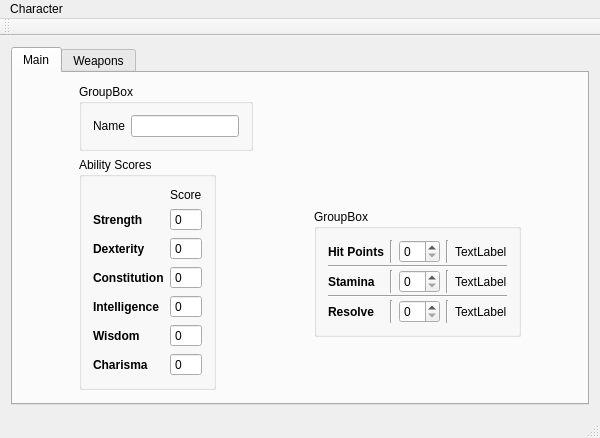
Above: StarfinderCharacterApp.ui from smithbt/StarfinderCharacterApp before the change. Below: the same form after it.
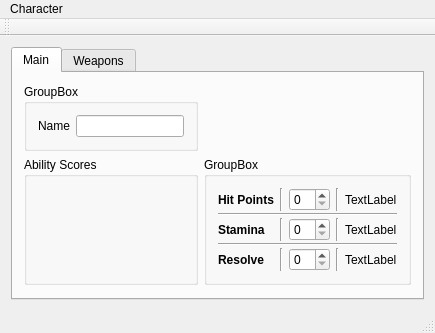
That is the form after the change. The open tabs and pages were chosen to show the change. Custom widgets are drawn as their Qt base class.

Commit message: fixed ability score load issue. added widget to show abillity scores/modifiers on main window

```diff
--- a/StarfinderCharacterApp.ui
+++ b/StarfinderCharacterApp.ui
@@ -6,8 +6,8 @@
    <rect>
     <x>0</x>
     <y>0</y>
-    <width>600</width>
-    <height>400</height>
+    <width>422</width>
+    <height>308</height>
    </rect>
   </property>
   <property name="sizePolicy">
@@ -21,7 +21,7 @@
   </property>
   <widget class="QWidget" name="centralWidget">
    <layout class="QGridLayout" name="gridLayout_6">
-    <item row="0" column="0">
+    <item row="1" column="0">
      <widget class="QTabWidget" name="tabWidget">
       <property name="currentIndex">
        <number>1</number>
@@ -175,143 +175,43 @@
          </widget>
         </item>
         <item row="1" column="0">
-         <widget class="QGroupBox" name="abilityScoresBox">
-          <property name="sizePolicy">
-           <sizepolicy hsizetype="Fixed" vsizetype="Fixed">
-            <horstretch>0</horstretch>
-            <verstretch>0</verstretch>
-           </sizepolicy>
-          </property>
+         <widget class="QGroupBox" name="abilityBox">
           <property name="title">
            <string>Ability Scores</string>
           </property>
-          <layout class="QGridLayout" name="gridLayout_4">
-           <item row="1" column="0">
-            <widget class="QLabel" name="STR_label">
-             <property name="font">
-              <font>
-               <weight>75</weight>
-               <bold>true</bold>
-              </font>
-             </property>
-             <property name="text">
-              <string>Strength</string>
-             </property>
-            </widget>
+          <layout class="QVBoxLayout" name="verticalLayout">
+           <property name="spacing">
+            <number>2</number>
+           </property>
+           <property name="leftMargin">
+            <number>4</number>
+           </property>
+           <property name="topMargin">
+            <number>4</number>
+           </property>
+           <property name="rightMargin">
+            <number>4</number>
+           </property>
+           <property name="bottomMargin">
+            <number>4</number>
+           </property>
+           <item>
+            <widget class="AbilityWidget" name="STR_widget" native="true"/>
            </item>
-           <item row="0" column="1">
-            <widget class="QLabel" name="score_label">
-             <property name="text">
-              <string>Score</string>
-             </property>
-            </widget>
+           <item>
+            <widget class="AbilityWidget" name="DEX_widget" native="true"/>
            </item>
-           <item row="1" column="1">
-            <widget class="QSpinBox" name="STR_score">
-             <property name="buttonSymbols">
-              <enum>QAbstractSpinBox::NoButtons</enum>
-             </property>
-            </widget>
+           <item>
+            <widget class="AbilityWidget" name="CON_widget" native="true"/>
            </item>
-           <item row="2" column="1">
-            <widget class="QSpinBox" name="DEX_score">
-             <property name="buttonSymbols">
-              <enum>QAbstractSpinBox::NoButtons</enum>
-             </property>
-            </widget>
+           <item>
+            <widget class="AbilityWidget" name="INT_widget" native="true"/>
            </item>
-           <item row="2" column="0">
-            <widget class="QLabel" name="DEX_label">
-             <property name="font">
-              <font>
-               <weight>75</weight>
-               <bold>true</bold>
-              </font>
-             </property>
-             <property name="text">
-              <string>Dexterity</string>
-             </property>
-            </widget>
+           <item>
+            <widget class="AbilityWidget" name="WIS_widget" native="true"/>
            </item>
-           <item row="3" column="0">
-            <widget class="QLabel" name="CON_label">
-             <property name="font">
-              <font>
-               <weight>75</weight>
-               <bold>true</bold>
-              </font>
-             </property>
-             <property name="text">
-              <string>Constitution</string>
-             </property>
-            </widget>
-           </item>
-           <item row="3" column="1">
-            <widget class="QSpinBox" name="CON_score">
-             <property name="buttonSymbols">
-              <enum>QAbstractSpinBox::NoButtons</enum>
-             </property>
-            </widget>
-           </item>
-           <item row="4" column="0">
-            <widget class="QLabel" name="INT_label">
-             <property name="font">
-              <font>
-               <weight>75</weight>
-               <bold>true</bold>
-              </font>
-             </property>
-             <property name="text">
-              <string>Intelligence</string>
-             </property>
-            </widget>
-           </item>
-           <item row="4" column="1">
-            <widget class="QSpinBox" name="INT_score">
-             <property name="buttonSymbols">
-              <enum>QAbstractSpinBox::NoButtons</enum>
-             </property>
-            </widget>
-           </item>
-           <item row="5" column="0">
-            <widget class="QLabel" name="WIS_label">
-             <property name="font">
-              <font>
-               <weight>75</weight>
-               <bold>true</bold>
-              </font>
-             </property>
-             <property name="text">
-              <string>Wisdom</string>
-             </property>
-            </widget>
-           </item>
-           <item row="5" column="1">
-            <widget class="QSpinBox" name="WIS_score">
-             <property name="buttonSymbols">
-              <enum>QAbstractSpinBox::NoButtons</enum>
-             </property>
-            </widget>
-           </item>
-           <item row="6" column="0">
-            <widget class="QLabel" name="CHA_label">
-             <property name="font">
-              <font>
-               <weight>75</weight>
-               <bold>true</bold>
-              </font>
-             </property>
-             <property name="text">
-              <string>Charisma</string>
-             </property>
-            </widget>
-           </item>
-           <item row="6" column="1">
-            <widget class="QSpinBox" name="CHA_score">
-             <property name="buttonSymbols">
-              <enum>QAbstractSpinBox::NoButtons</enum>
-             </property>
-            </widget>
+           <item>
+            <widget class="AbilityWidget" name="CHA_widget" native="true"/>
            </item>
           </layout>
          </widget>
@@ -362,7 +262,7 @@
     <rect>
      <x>0</x>
      <y>0</y>
-     <width>600</width>
+     <width>422</width>
      <height>21</height>
     </rect>
    </property>
@@ -436,6 +336,14 @@
   </action>
  </widget>
  <layoutdefault spacing="6" margin="11"/>
+ <customwidgets>
+  <customwidget>
+   <class>AbilityWidget</class>
+   <extends>QWidget</extends>
+   <header>AbilityWidget.h</header>
+   <container>1</container>
+  </customwidget>
+ </customwidgets>
  <resources>
   <include location="StarfinderCharacterApp.qrc"/>
  </resources>
```
The commit also changes 18 other files.
